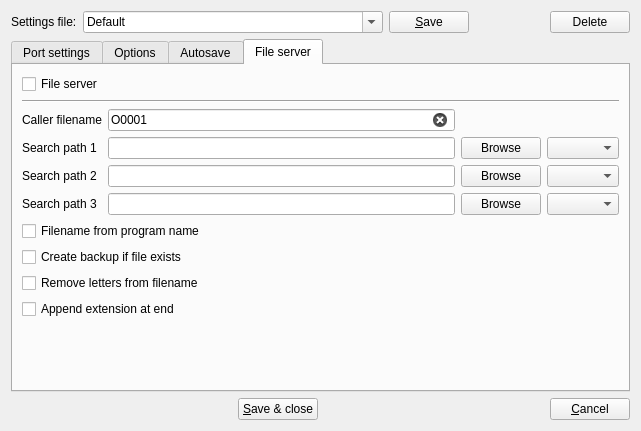
First picture: the form in src/serialportconfigdialog.ui, repository GCodeProjects/GCodeWorkShop, before the edit.
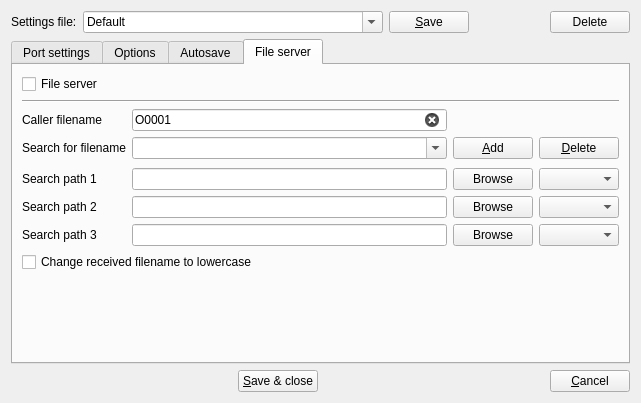
Second picture: the form after the edit. Icons and pictures are not drawn.

What changed in the file:
```diff
--- a/src/serialportconfigdialog.ui
+++ b/src/serialportconfigdialog.ui
@@ -7,7 +7,7 @@
     <x>0</x>
     <y>0</y>
     <width>641</width>
-    <height>431</height>
+    <height>403</height>
    </rect>
   </property>
   <property name="sizePolicy">
@@ -1058,14 +1058,30 @@
        </item>
        <item>
         <layout class="QGridLayout" name="gridLayout_13">
-         <item row="1" column="0">
+         <item row="3" column="1">
+          <spacer name="verticalSpacer_6">
+           <property name="orientation">
+            <enum>Qt::Vertical</enum>
+           </property>
+           <property name="sizeType">
+            <enum>QSizePolicy::Preferred</enum>
+           </property>
+           <property name="sizeHint" stdset="0">
+            <size>
+             <width>20</width>
+             <height>3</height>
+            </size>
+           </property>
+          </spacer>
+         </item>
+         <item row="4" column="0">
           <widget class="QLabel" name="label_10">
            <property name="text">
             <string>Search path 1</string>
            </property>
           </widget>
          </item>
-         <item row="1" column="1">
+         <item row="4" column="1">
           <widget class="QLineEdit" name="searchPath1LineEdit">
            <property name="text">
             <string/>
@@ -1074,11 +1090,11 @@
             <bool>true</bool>
            </property>
            <property name="clearButtonEnabled">
-            <bool>true</bool>
+            <bool>false</bool>
            </property>
           </widget>
          </item>
-         <item row="1" column="2">
+         <item row="4" column="3">
           <widget class="QPushButton" name="browse2PushButton">
            <property name="text">
             <string>Browse</string>
@@ -1089,7 +1105,7 @@
            </property>
           </widget>
          </item>
-         <item row="1" column="3">
+         <item row="4" column="4">
           <widget class="QComboBox" name="searchExt1ComboBox">
            <property name="toolTip">
             <string>Choose file extension or &quot;KEEP&quot; to use extension from received file.</string>
@@ -1105,42 +1121,28 @@
            </property>
           </widget>
          </item>
-         <item row="10" column="1">
+         <item row="14" column="1">
           <widget class="QLineEdit" name="searchPath3LineEdit">
            <property name="readOnly">
             <bool>true</bool>
            </property>
-           <property name="clearButtonEnabled">
-            <bool>true</bool>
-           </property>
           </widget>
          </item>
-         <item row="10" column="3">
+         <item row="14" column="4">
           <widget class="QComboBox" name="searchExt3ComboBox">
            <property name="editable">
             <bool>false</bool>
            </property>
           </widget>
          </item>
-         <item row="10" column="0">
+         <item row="14" column="0">
           <widget class="QLabel" name="label_18">
            <property name="text">
             <string>Search path 3</string>
            </property>
           </widget>
          </item>
-         <item row="10" column="2">
-          <widget class="QPushButton" name="browse4PushButton">
-           <property name="text">
-            <string>Browse</string>
-           </property>
-           <property name="icon">
-            <iconset resource="application.qrc">
-             <normaloff>:/images/browse.png</normaloff>:/images/browse.png</iconset>
-           </property>
-          </widget>
-         </item>
-         <item row="8" column="3">
+         <item row="12" column="4">
           <widget class="QComboBox" name="searchExt2ComboBox">
            <property name="editable">
             <bool>false</bool>
@@ -1150,8 +1152,8 @@
            </property>
           </widget>
          </item>
-         <item row="8" column="2">
-          <widget class="QPushButton" name="browse3PushButton">
+         <item row="14" column="3">
+          <widget class="QPushButton" name="browse4PushButton">
            <property name="text">
             <string>Browse</string>
            </property>
@@ -1161,32 +1163,30 @@
            </property>
           </widget>
          </item>
-         <item row="8" column="1">
-          <widget class="QLineEdit" name="searchPath2LineEdit">
-           <property name="text">
-            <string/>
-           </property>
-           <property name="readOnly">
-            <bool>true</bool>
-           </property>
-           <property name="clearButtonEnabled">
-            <bool>true</bool>
-           </property>
-          </widget>
-         </item>
-         <item row="8" column="0">
+         <item row="12" column="0">
           <widget class="QLabel" name="label_19">
            <property name="text">
             <string>Search path 2</string>
            </property>
           </widget>
          </item>
-         <item row="0" column="1">
-          <widget class="QLineEdit" name="callerLineEdit">
+         <item row="12" column="3">
+          <widget class="QPushButton" name="browse3PushButton">
            <property name="text">
-            <string>O0001</string>
+            <string>Browse</string>
            </property>
-           <property name="clearButtonEnabled">
+           <property name="icon">
+            <iconset resource="application.qrc">
+             <normaloff>:/images/browse.png</normaloff>:/images/browse.png</iconset>
+           </property>
+          </widget>
+         </item>
+         <item row="12" column="1">
+          <widget class="QLineEdit" name="searchPath2LineEdit">
+           <property name="text">
+            <string/>
+           </property>
+           <property name="readOnly">
             <bool>true</bool>
            </property>
           </widget>
@@ -1198,6 +1198,55 @@
            </property>
           </widget>
          </item>
+         <item row="0" column="1">
+          <widget class="QLineEdit" name="callerProgNameLineEdit">
+           <property name="toolTip">
+            <string>&lt;html&gt;&lt;head/&gt;&lt;body&gt;&lt;p&gt;&amp;quot;Caller program&amp;quot;.&lt;/p&gt;&lt;p&gt;Set this file name as other files received from this machine.&lt;/p&gt;&lt;p&gt;If program of that name will be received from CNC, it will be searched for filename to send back to CNC.&lt;/p&gt;&lt;p&gt;&lt;br/&gt;&lt;/p&gt;&lt;/body&gt;&lt;/html&gt;</string>
+           </property>
+           <property name="text">
+            <string>O0001</string>
+           </property>
+           <property name="clearButtonEnabled">
+            <bool>true</bool>
+           </property>
+          </widget>
+         </item>
+         <item row="2" column="1">
+          <widget class="QComboBox" name="fileNameExpComboBox">
+           <property name="editable">
+            <bool>true</bool>
+           </property>
+          </widget>
+         </item>
+         <item row="2" column="4">
+          <widget class="QPushButton" name="removeButton">
+           <property name="text">
+            <string>&amp;Delete</string>
+           </property>
+           <property name="icon">
+            <iconset resource="application.qrc">
+             <normaloff>:/images/list-remove.png</normaloff>:/images/list-remove.png</iconset>
+           </property>
+          </widget>
+         </item>
+         <item row="2" column="3">
+          <widget class="QPushButton" name="addButton">
+           <property name="text">
+            <string>&amp;Add</string>
+           </property>
+           <property name="icon">
+            <iconset resource="application.qrc">
+             <normaloff>:/images/add.png</normaloff>:/images/add.png</iconset>
+           </property>
+          </widget>
+         </item>
+         <item row="2" column="0">
+          <widget class="QLabel" name="label_14">
+           <property name="text">
+            <string>Search for filename</string>
+           </property>
+          </widget>
+         </item>
         </layout>
        </item>
        <item>
@@ -1208,32 +1257,7 @@
             <string>Get filename from program name or form first comment</string>
            </property>
            <property name="text">
-            <string>Filename from program name</string>
-           </property>
-          </widget>
-         </item>
-         <item row="2" column="0">
-          <widget class="QCheckBox" name="removeLettersCheckBox_3">
-           <property name="text">
-            <string>Remove letters from filename</string>
-           </property>
-          </widget>
-         </item>
-         <item row="3" column="0">
-          <widget class="QCheckBox" name="appendExtCheckBox_3">
-           <property name="toolTip">
-            <string>If program name contains extension, append it at end of filename.
-Can't be used with extension set to &quot;KEEP&quot;.</string>
-           </property>
-           <property name="text">
-            <string>Append extension at end</string>
-           </property>
-          </widget>
-         </item>
-         <item row="1" column="0">
-          <widget class="QCheckBox" name="renameCheckBox_3">
-           <property name="text">
-            <string>Create backup if file exists</string>
+            <string>Change received filename to lowercase</string>
            </property>
           </widget>
          </item>
```
Left out of the diff: 330 changed lines with no effect on the pictures.
